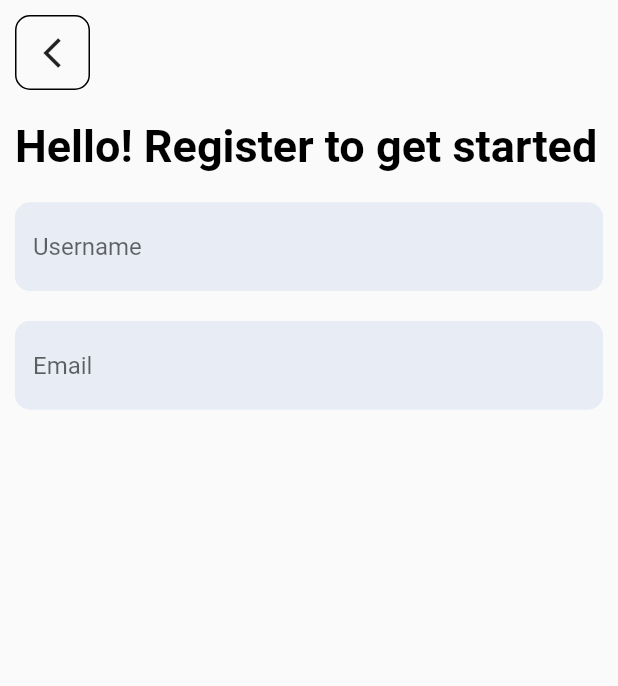
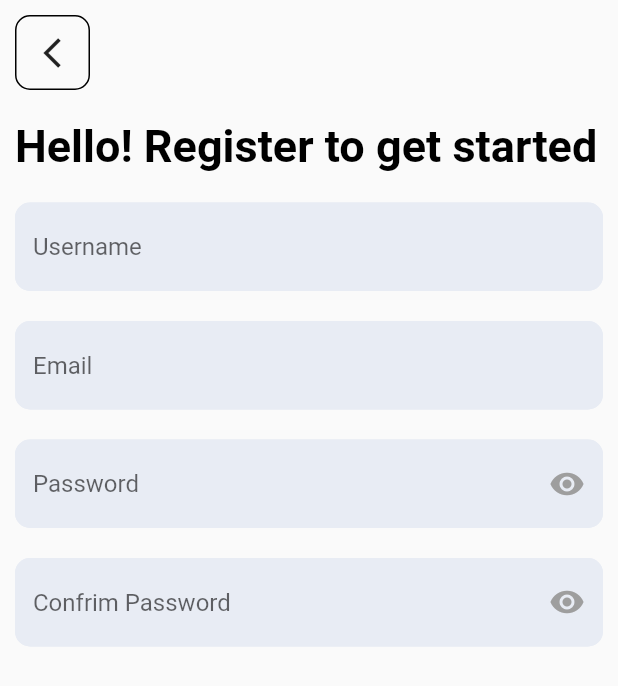
Before and after one commit to garaadamiin/firebaseapp, a Flutter app: the SigUpScreen screen opened directly, on a phone screen of 412 x 824 dp. Shown: the top 686 px of the screen. Run offline on Flutter 3.47's test engine with Material 2 defaults, Android fonts, the phone set to English and light mode, and no system bars; our stand-ins replace font_awesome_flutter.

Commit message:
add signup Screen password and confirm textfield

```diff
--- a/lib/screens/signup_screen.dart
+++ b/lib/screens/signup_screen.dart
@@ -12,6 +12,8 @@ class SigUpScreen extends StatefulWidget {
 class _SigUpScreenState extends State<SigUpScreen> {
   TextEditingController _usernamelController = TextEditingController();
   TextEditingController _emailController = TextEditingController();
+  TextEditingController _passwordController = TextEditingController();
+  TextEditingController _confirmPasswordController = TextEditingController();
 
   @override
   Widget build(BuildContext context) {
@@ -58,6 +60,16 @@ class _SigUpScreenState extends State<SigUpScreen> {
                 hintText: "Email",
                 isPassword: false,
               ),
+              CustomizedTextfield(
+                myController: _passwordController,
+                hintText: "Password",
+                isPassword: true,
+              ),
+              CustomizedTextfield(
+                myController: _passwordController,
+                hintText: "Confrim Password",
+                isPassword: true,
+              ),
             ],
           ),
         ),
```
